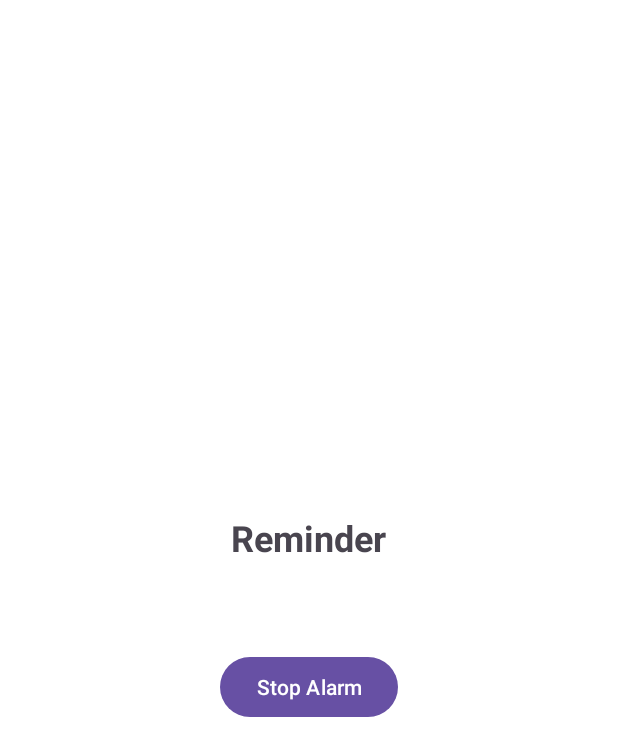
After one commit to Sithila69/PlanMate, an Android app: the AlarmActivity screen opened directly, with no data from a screen before it, on a phone screen of 412 x 824 dp. The commit adds this screen. Shown: the top 756 px of the screen. Run offline under Robolectric (Android 15) with nearby library versions, the phone set to English and light mode, and no system bars.

Commit message:
Alarm wada

```diff
--- /dev/null
+++ b/app/src/main/java/com/planmate/AlarmActivity.kt
@@ -0,0 +1,85 @@
+package com.planmate
+
+import android.app.KeyguardManager
+import android.content.Context
+import android.media.MediaPlayer
+import android.media.RingtoneManager
+import android.os.Bundle
+import android.os.PowerManager
+import android.os.VibrationEffect
+import android.os.Vibrator
+import android.view.WindowManager
+import android.widget.Button
+import android.widget.TextView
+import androidx.appcompat.app.AppCompatActivity
+
+class AlarmActivity : AppCompatActivity() {
+    private lateinit var mediaPlayer: MediaPlayer
+    private lateinit var vibrator: Vibrator
+    private lateinit var wakeLock: PowerManager.WakeLock
+
+    override fun onCreate(savedInstanceState: Bundle?) {
+        super.onCreate(savedInstanceState)
+        setContentView(R.layout.activity_alarm)
+
+        // Keep the screen on and bright
+        window.addFlags(WindowManager.LayoutParams.FLAG_KEEP_SCREEN_ON or
+                WindowManager.LayoutParams.FLAG_TURN_SCREEN_ON or
+                WindowManager.LayoutParams.FLAG_SHOW_WHEN_LOCKED or
+                WindowManager.LayoutParams.FLAG_DISMISS_KEYGUARD)
+
+        // Acquire wake lock
+        val powerManager = getSystemService(Context.POWER_SERVICE) as PowerManager
+        wakeLock = powerManager.newWakeLock(PowerManager.PARTIAL_WAKE_LOCK, "MyApp::AlarmWakeLock")
+        wakeLock.acquire(10 * 60 * 1000L /*10 minutes*/)
+
+        // Get task title from intent
+        val taskTitle = intent.getStringExtra("taskTitle") ?: "Reminder"
+        findViewById<TextView>(R.id.taskTitleTextView).text = taskTitle
+
+        // Set up stop button
+        findViewById<Button>(R.id.stopAlarmButton).setOnClickListener {
+            stopAlarmAndFinish()
+        }
+
+        // Start alarm sound and vibration
+        startAlarm()
+    }
+
+    private fun startAlarm() {
+        // Play alarm sound
+        val alarmUri = RingtoneManager.getDefaultUri(RingtoneManager.TYPE_ALARM)
+        mediaPlayer = MediaPlayer.create(this, alarmUri).apply {
+            isLooping = true
+            start()
+        }
+
+        // Vibrate
+        vibrator = getSystemService(Context.VIBRATOR_SERVICE) as Vibrator
+        val vibrationPattern = longArrayOf(0, 1000, 1000)
+        vibrator.vibrate(VibrationEffect.createWaveform(vibrationPattern, 0))
+    }
+
+    private fun stopAlarmAndFinish() {
+        mediaPlayer.stop()
+        mediaPlayer.release()
+        vibrator.cancel()
+        if (wakeLock.isHeld) {
+            wakeLock.release()
+        }
+        finish()
+    }
+
+    override fun onDestroy() {
+        super.onDestroy()
+        if (::mediaPlayer.isInitialized) {
+            mediaPlayer.release()
+        }
+        if (::vibrator.isInitialized) {
+            vibrator.cancel()
+        }
+        if (::wakeLock.isInitialized && wakeLock.isHeld) {
+            wakeLock.release()
+        }
+    }
+}
--- /dev/null
+++ b/app/src/main/res/layout/activity_alarm.xml
@@ -0,0 +1,31 @@
+<?xml version="1.0" encoding="utf-8"?>
+<LinearLayout xmlns:android="http://schemas.android.com/apk/res/android"
+    android:layout_width="match_parent"
+    android:layout_height="match_parent"
+    android:orientation="vertical"
+    android:gravity="center"
+    android:padding="16dp">
+
+    <TextView
+        android:id="@+id/taskTitleTextView"
+        android:layout_width="wrap_content"
+        android:layout_height="wrap_content"
+        android:textSize="24sp"
+        android:textStyle="bold"
+        android:layout_marginBottom="16dp"/>
+
+    <TextView
+        android:id="@+id/alarmTimeTextView"
+        android:layout_width="wrap_content"
+        android:layout_height="wrap_content"
+        android:textSize="20sp"
+        android:layout_marginBottom="16dp"/>
+
+    <Button
+        android:id="@+id/stopAlarmButton"
+        android:layout_width="wrap_content"
+        android:layout_height="wrap_content"
+        android:text="Stop Alarm"
+        android:layout_gravity="center"/>
+
+</LinearLayout>
```
Also changed, not shown: app/src/main/AndroidManifest.xml (+8 -0 lines), app/src/main/java/com/planmate/ReminderActivity.kt (+45 -27 lines), app/src/main/java/com/planmate/ReminderReceiver.kt (+9 -24 lines).
